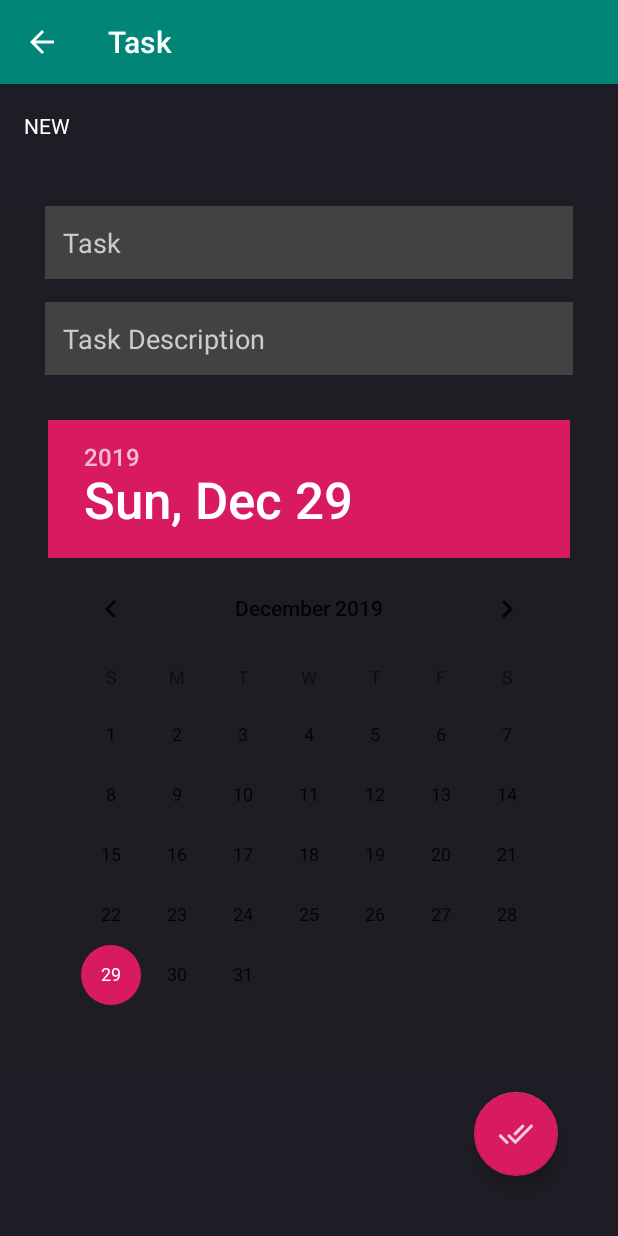
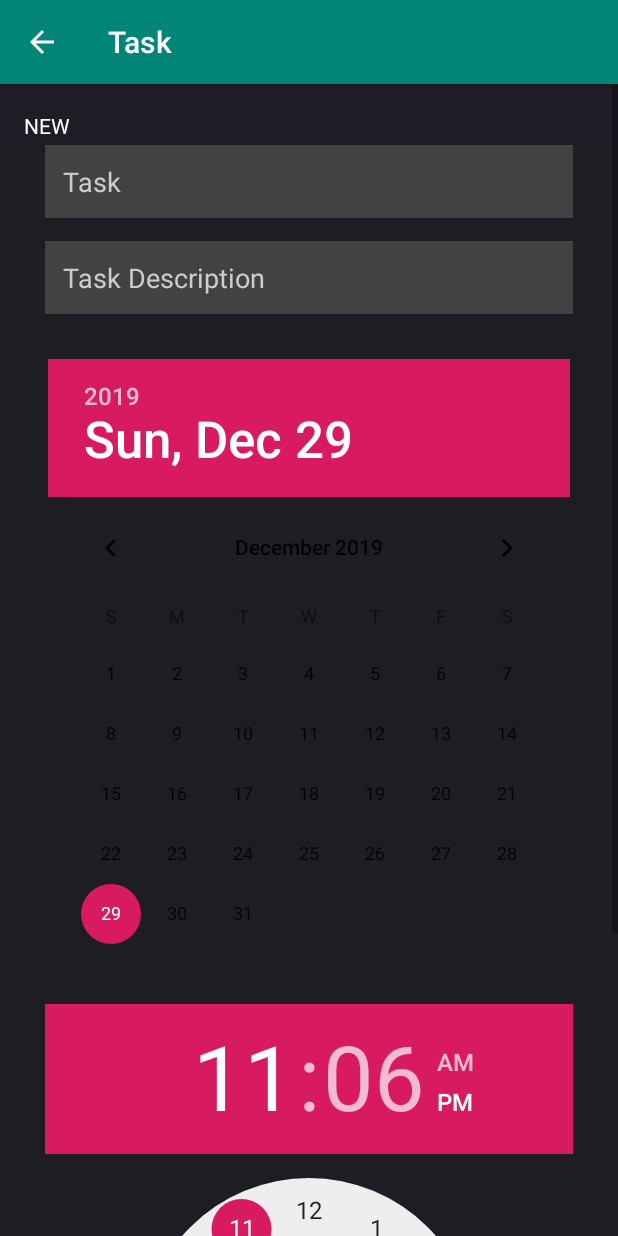
Before and after one commit to ZaydenBlaze14/Task, an Android app: the TodoActivity screen opened directly, with no data from a screen before it, on a phone screen of 412 x 824 dp. Run offline under Robolectric (Android 15) with nearby library versions, the phone set to English and light mode, and no system bars; our stand-ins replace Firebase (no records; nobody signed in at launch, a user with empty details on screens opened directly).

```diff
--- a/app/build.gradle
+++ b/app/build.gradle
@@ -5,7 +5,7 @@ android {
     buildToolsVersion "29.0.2"
     defaultConfig {
         applicationId "com.zayden.android.task"
-        minSdkVersion 16
+        minSdkVersion 23
         targetSdkVersion 29
         versionCode 1
         versionName "1.0"
--- a/app/src/main/res/layout/activity_todo.xml
+++ b/app/src/main/res/layout/activity_todo.xml
@@ -1,10 +1,14 @@
 <?xml version="1.0" encoding="utf-8"?>
-<RelativeLayout xmlns:android="http://schemas.android.com/apk/res/android"
+<ScrollView xmlns:android="http://schemas.android.com/apk/res/android"
     xmlns:app="http://schemas.android.com/apk/res-auto"
     android:orientation="vertical"
     android:layout_width="match_parent"
     android:layout_height="match_parent"
     android:background="#1E1D25">
+
+    <RelativeLayout
+        android:layout_width="match_parent"
+        android:layout_height="match_parent">
 
         <androidx.appcompat.widget.Toolbar
             android:id="@+id/toolbar_task_add"
@@ -81,6 +85,12 @@
                 android:layout_height="wrap_content"
                 android:id="@+id/datepicker"/>
 
+            <TimePicker
+                android:id="@+id/timepicker"
+                android:layout_width="wrap_content"
+                android:layout_height="wrap_content"
+                android:timePickerMode="clock"/>
+
         </LinearLayout>
 
         <com.google.android.material.floatingactionbutton.FloatingActionButton
@@ -98,6 +108,6 @@
 
 
 
+    </RelativeLayout>
 
-
-</RelativeLayout>
+</ScrollView>
```
Also changed, not shown: app/src/main/java/com/zayden/android/task/MainActivity.java (+6 -22 lines), app/src/main/java/com/zayden/android/task/Todo.java (+8 -2 lines), app/src/main/java/com/zayden/android/task/TodoActivity.java (+10 -4 lines), app/src/main/res/layout/layout_main.xml (+11 -0 lines), 795 other files. Lines whose indentation alone changed are shown as unchanged.
